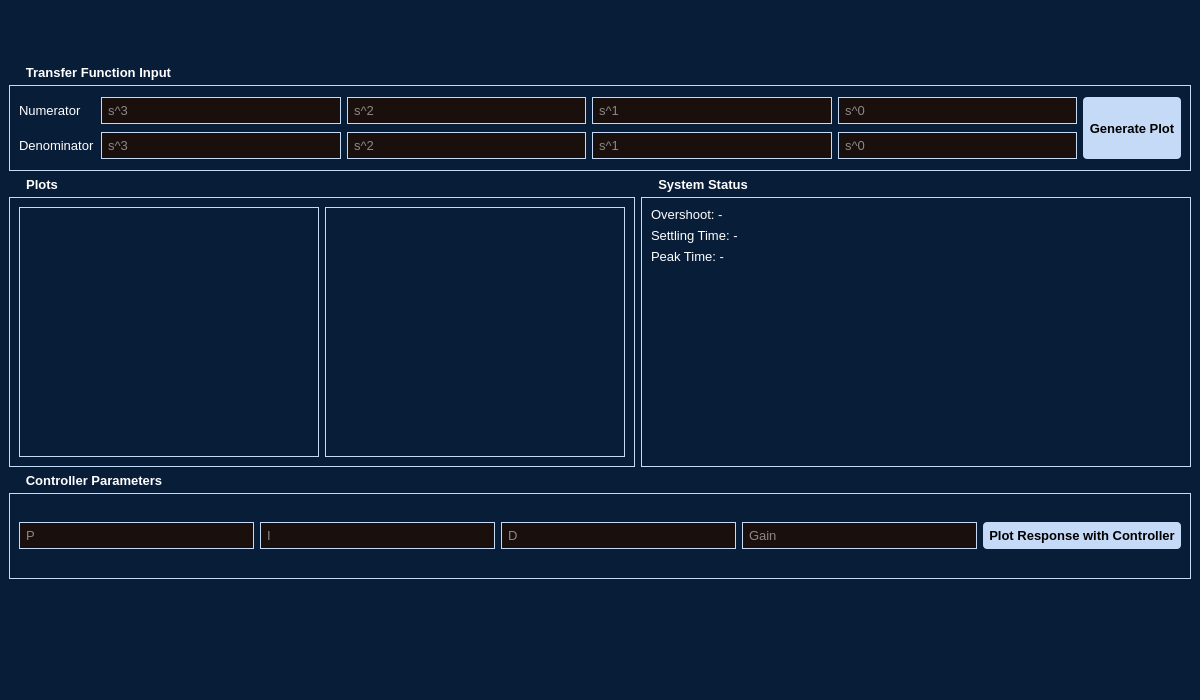
Before: the Qt Designer form pages/Modul4/ui/MainModul4.ui in KevinHutagaol/control-center-2026, drawn with Qt 5.
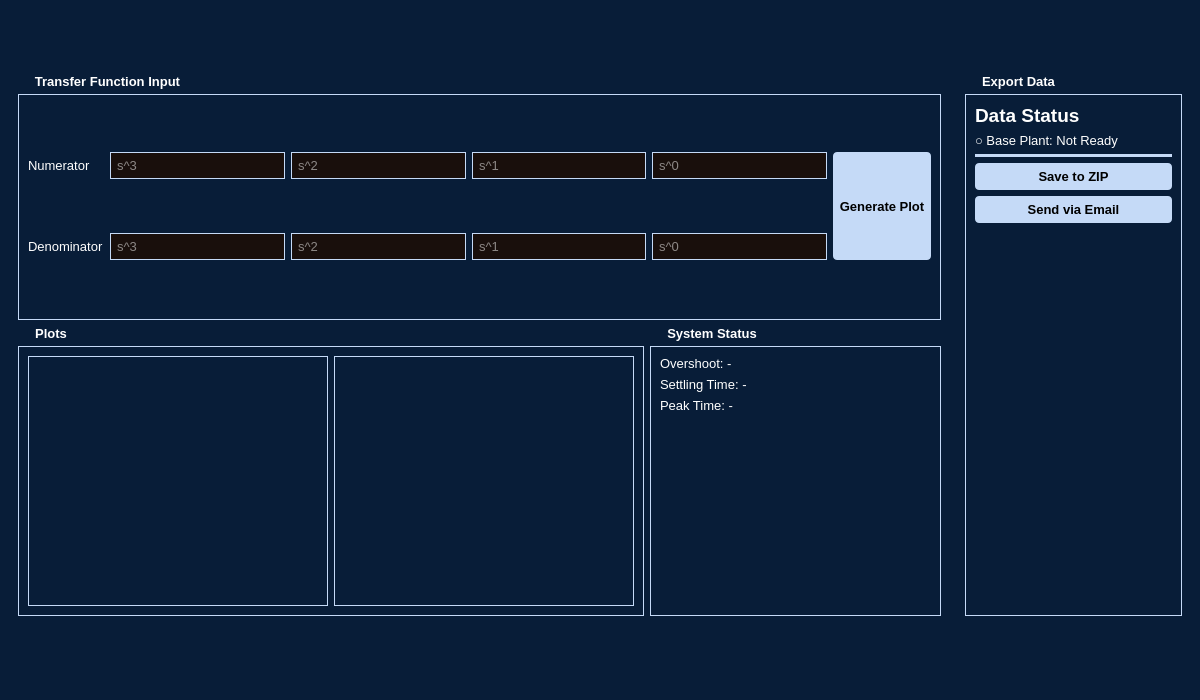
After: the same form once the commit is applied. Icons and pictures are not drawn.

Commit message: added send to email and send to zip in modul 4

Patch:
```diff
--- a/pages/Modul4/ui/MainModul4.ui
+++ b/pages/Modul4/ui/MainModul4.ui
@@ -117,6 +117,12 @@
       </item>
      </layout>
     </item>
+    
+    <item>
+     <layout class="QHBoxLayout" name="contentLayout" stretch="4,1">
+      <item>
+       <widget class="QWidget" name="left_panel" native="true">
+        <layout class="QVBoxLayout" name="leftLayout">
     <item>
      <widget class="QGroupBox" name="groupTF">
       <property name="title">
@@ -284,49 +290,101 @@
       </item>
      </layout>
     </item>
+        </layout>
+       </widget>
+      </item>
+      
     <item>
-     <widget class="QGroupBox" name="groupController">
+       <widget class="QWidget" name="right_panel" native="true">
+        <property name="enabled">
+         <bool>true</bool>
+        </property>
+        <property name="sizePolicy">
+         <sizepolicy hsizetype="Preferred" vsizetype="Preferred">
+          <horstretch>0</horstretch>
+          <verstretch>0</verstretch>
+         </sizepolicy>
+        </property>
+        <layout class="QVBoxLayout" name="verticalLayout_2">
+         <item>
+          <widget class="QGroupBox" name="groupBox">
       <property name="title">
-       <string>Controller Parameters</string>
-      </property>
-      <layout class="QHBoxLayout" name="horizontalLayoutController">
+            <string>Export Data</string>
+           </property>
+           <layout class="QVBoxLayout" name="verticalLayout_4">
        <item>
-        <widget class="QLineEdit" name="inputP">
-         <property name="placeholderText">
-          <string>P</string>
-         </property>
+             <widget class="QLabel" name="label">
+              <property name="font">
+               <font>
+                <pointsize>14</pointsize>
+                <weight>75</weight>
+                <bold>true</bold>
+               </font>
+              </property>
+              <property name="styleSheet">
+               <string notr="true">font-size: 14pt; font-weight: bold;</string>
+              </property>
+              <property name="text">
+               <string>Data Status</string>
+              </property>
         </widget>
        </item>
        <item>
-        <widget class="QLineEdit" name="inputI">
-         <property name="placeholderText">
-          <string>I</string>
+             <widget class="QLabel" name="lblStatusBasePlant">
+              <property name="text">
+               <string>○ Base Plant: Not Ready</string>
          </property>
         </widget>
        </item>
        <item>
-        <widget class="QLineEdit" name="inputD">
-         <property name="placeholderText">
-          <string>D</string>
-         </property>
+             <widget class="Line" name="line">
+              <property name="styleSheet">
+               <string notr="true">background-color: rgb(197, 218, 247); 
+border: none;
+height: 20px; 
+
+margin-top: 8px;
+margin-bottom: 8px;</string>
+              </property>
+              <property name="orientation">
+               <enum>Qt::Horizontal</enum>
+              </property>
         </widget>
        </item>
        <item>
-        <widget class="QLineEdit" name="inputGain">
-         <property name="placeholderText">
-          <string>Gain</string>
+             <widget class="QPushButton" name="btnSaveZip">
+              <property name="text">
+               <string>Save to ZIP</string>
          </property>
         </widget>
        </item>
        <item>
-        <widget class="QPushButton" name="btnPlotWithController">
+             <widget class="QPushButton" name="btnSendEmail">
          <property name="text">
-          <string>Plot Response with Controller</string>
+               <string>Send via Email</string>
          </property>
         </widget>
        </item>
-      </layout>
-     </widget>
+            <item>
+             <spacer name="verticalSpacer">
+              <property name="orientation">
+               <enum>Qt::Vertical</enum>
+              </property>
+              <property name="sizeHint" stdset="0">
+               <size>
+                <width>20</width>
+                <height>343</height>
+               </size>
+              </property>
+             </spacer>
+            </item>
+           </layout>
+          </widget>
+         </item>
+        </layout>
+       </widget>
+      </item>
+     </layout>
     </item>
     <item>
      <layout class="QHBoxLayout" name="bottomLayout">
```
Lines whose indentation alone changed are shown as unchanged. The commit also changes 1 other file.
